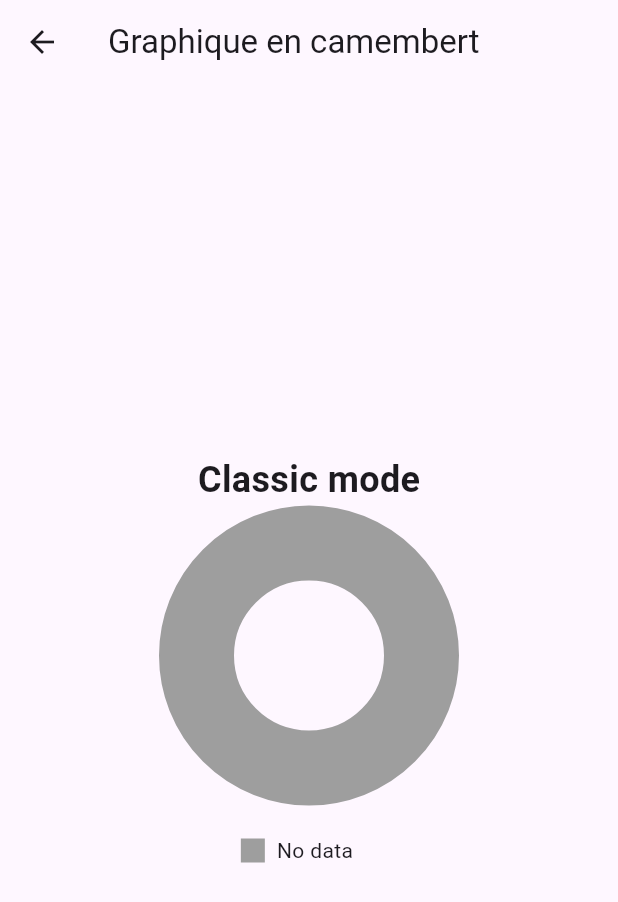
After one commit to vitalfocheux/Eldrow, a Flutter app: the StatPage screen opened directly, after a tap on "Personnal Stats", on a phone screen of 412 x 824 dp. The commit adds this screen. Shown: the top 902 px of the screen. Run offline on Flutter 3.47's test engine with Material 3 defaults, Android fonts, the phone set to English and light mode, and no system bars; drawn by our look-alikes of fl_chart; our stand-ins replace sqflite, sqflite_common_ffi; accounts and stored records are empty.

Commit message:
Création de la page pour les stats personnel

```diff
--- /dev/null
+++ b/lib/stats/PersonnalStats.dart
@@ -0,0 +1,129 @@
+import 'package:Wordle/db.dart';
+import 'package:flutter/material.dart';
+import 'package:fl_chart/fl_chart.dart';
+
+class PersonnalStats extends StatefulWidget {
+
+  const PersonnalStats({Key? super.key});
+
+  @override
+  State<StatefulWidget> createState() => _PersonnalStatsState();
+
+}
+
+class _PersonnalStatsState extends State<PersonnalStats> {
+
+  Future<List<PieChartSectionData>> _PieChartClassic() async {
+    int totalClassic = 0;
+    int successClassic = 0;
+    final results = await GameResultDatabase.instance.fetchResultsByMode("classic");
+    totalClassic = results.length;
+    for (var result in results) {
+      if (result.success) {
+        successClassic++;
+      }
+    }
+    if(totalClassic == 0){
+      return [
+        PieChartSectionData(
+          color: Colors.grey,
+          value: 100, // Valeur de la section (40%)
+          title: '', // Étiquette de la section
+          radius: 50,
+        ),
+      ];
+    }
+    return [
+      PieChartSectionData(
+        color: Colors.green,
+        value: (successClassic / totalClassic) * 100, // Valeur de la section (40%)
+        title: '${(successClassic / totalClassic) * 100}', // Étiquette de la section
+        radius: 50,
+        titleStyle: const TextStyle(color: Colors.white),
+      ),
+      PieChartSectionData(
+        color: Colors.red,
+        value: ((totalClassic - successClassic) / totalClassic) * 100, // Valeur de la section (30%)
+        title: '${((totalClassic - successClassic) / totalClassic) * 100}',
+        radius: 50,
+        titleStyle: const TextStyle(color: Colors.white),
+      ),
+    ];
+  }
+
+  Widget _buildLegend(List<PieChartSectionData> sections){
+    return Row(
+      mainAxisAlignment: MainAxisAlignment.center,
+      children: sections.map((section) {
+        return Row(
+          mainAxisAlignment: MainAxisAlignment.center,
+          children: [
+            Container(
+              width: 16,
+              height: 16,
+              color: section.color,
+            ),
+            const SizedBox(width: 8,),
+            if(section.color == Colors.green)
+              const Text('Success'),
+            if(section.color == Colors.red)
+              const Text('Failure'),
+            if(section.color == Colors.grey)
+              const Text('No data'),
+            const SizedBox(width: 16,)
+          ],
+        );
+      }).toList(),
+    );
+  }
+
+  @override
+  Widget build(BuildContext context) {
+    return Scaffold(
+      appBar: AppBar(
+        title: Text("Graphique en camembert"),
+      ),
+      body: Center(
+        child: FutureBuilder<List<PieChartSectionData>>(
+            future: _PieChartClassic(),
+            builder: (context, snapshot) {
+              if(snapshot.connectionState == ConnectionState.waiting){
+                return CircularProgressIndicator();
+              }else if(snapshot.hasError) {
+                return Text('Error: ${snapshot.error}');
+              }else if(!snapshot.hasData || snapshot.data!.isEmpty){
+                return Text('No data found');
+              }else{
+                return Column(
+                  mainAxisAlignment: MainAxisAlignment.center,
+                  children: [
+                    const Text(
+                        'Classic mode',
+                        style: TextStyle(
+                            fontSize: 24,
+                            fontWeight: FontWeight.bold,
+                        ),
+                    ),
+                    SizedBox(
+                        height: 200,
+                        child: PieChart(
+                          PieChartData(
+                            sections: snapshot.data!,
+                            centerSpaceRadius: 50,
+                            sectionsSpace: 2,
+                            borderData: FlBorderData(show: false),
+                          ),
+                        ),
+                    ),
+                    const SizedBox(height: 20,),
+                    _buildLegend(snapshot.data!),
+                  ],
+                );
+              }
+            }
+        ),
+      ),
+    );
+  }
+
+}
--- a/lib/stats/StatPage.dart
+++ b/lib/stats/StatPage.dart
@@ -1,4 +1,5 @@
 import 'package:Wordle/stats/LastGameHistory.dart';
+import 'package:Wordle/stats/PersonnalStats.dart';
 import 'package:flutter/material.dart';
 
 class StatPage extends StatefulWidget {
@@ -35,7 +36,11 @@ class _StatPageState extends State<StatPage> {
                   child: const Text('History of last game'),
               ),
               ElevatedButton(
-                  onPressed: null,
+                  onPressed: () {
+                    Navigator.push(
+                        context,
+                        MaterialPageRoute(builder: (context) => const PersonnalStats()));
+                  },
                   child: const Text('Personnal Stats'),
               ),
             ],
```
